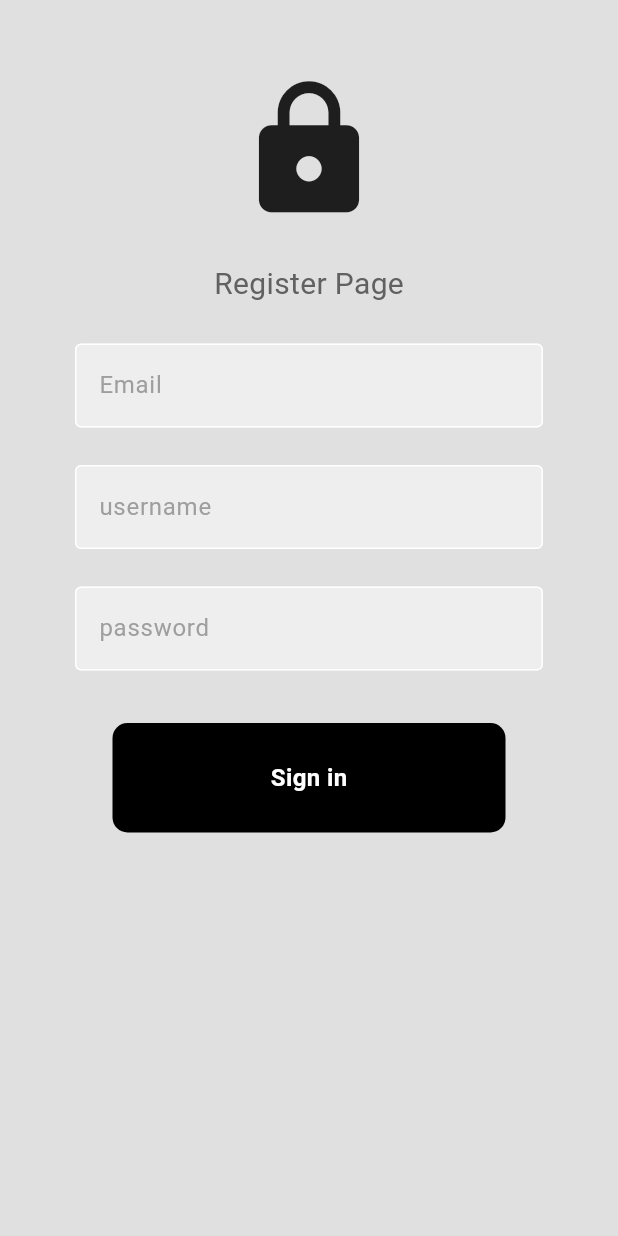
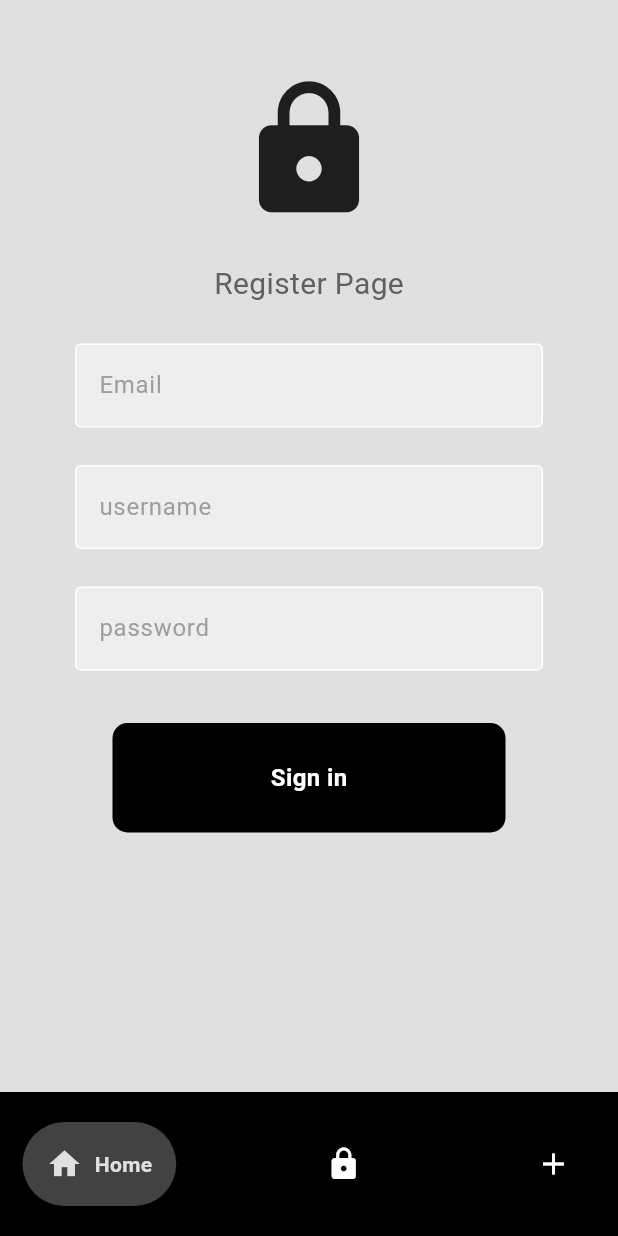
Before and after one commit to NicolasBadot/Internationnal-challenges, a Flutter app: the screen it shows after launch, on a phone screen of 412 x 824 dp. Run offline on Flutter 3.47's test engine with Material 3 defaults, Android fonts, the phone set to English and light mode, and no system bars; drawn by our look-alikes of google_nav_bar; our stand-ins replace percent_indicator.

Commit message:
New NavBar

```diff
--- /dev/null
+++ b/lib/Pages/homepage.dart
@@ -0,0 +1,69 @@
+import 'package:flutter/material.dart';
+import 'package:google_nav_bar/google_nav_bar.dart';
+import 'package:internationnalchallenges/Pages/lock.dart';
+import 'package:internationnalchallenges/Pages/login.dart';
+import 'package:internationnalchallenges/Pages/register.dart';
+
+class HomePage extends StatefulWidget {
+  HomePage({super.key});
+
+  // ignore: empty_constructor_bodies
+  @override
+  State<HomePage> createState() {
+    return _HomePageState();
+  }
+}
+
+class _HomePageState extends State<HomePage> {
+  int _selectedIndex = 0;
+
+  static List<Widget> _widgetOptions = <Widget>[
+    RegisterPage(),
+    LoginPage(),
+    LockPage(),
+  ];
+
+
+
+  @override
+  Widget build(BuildContext context) {
+    return Scaffold(
+      body: Center(
+        child: _widgetOptions.elementAt(_selectedIndex),
+      ),
+      bottomNavigationBar: Container(
+        color: Colors.black,
+        child: Padding(
+          padding: const EdgeInsets.symmetric(horizontal: 15.0, vertical: 20),
+          child: GNav(
+            backgroundColor: Colors.black,
+            color: Colors.white,
+            activeColor: Colors.grey[300],
+            tabBackgroundColor: Colors.grey.shade800,
+            gap: 8,
+            onTabChange: (index) {
+              setState(() {
+                _selectedIndex = index;
+              });
+            },
+            padding: const EdgeInsets.all(16),
+            tabs: const [
+              GButton(
+                icon: Icons.home,
+                text: 'Home',
+              ),
+              GButton(
+                icon: Icons.lock,
+                text: 'Locks',
+              ),
+              GButton(
+                icon: Icons.add,
+                text: 'New',
+              )
+            ],
+          ),
+        ),
+      ),
+    );
+  }
+}
--- a/lib/main.dart
+++ b/lib/main.dart
@@ -2,6 +2,7 @@ import 'package:flutter/material.dart';
 import 'pages/login.dart';
 import 'pages/lock.dart';
 import 'pages/register.dart';
+import 'pages/homepage.dart';
 
 void main() {
   runApp(const MyApp());
@@ -14,7 +15,7 @@ class MyApp extends StatelessWidget{
   Widget build(BuildContext context){
     return MaterialApp(
       debugShowCheckedModeBanner: false,
-      home: RegisterPage(),
+      home: HomePage(),
     );
   }
 }
--- a/pubspec.yaml
+++ b/pubspec.yaml
@@ -36,6 +36,7 @@ dependencies:
   # Use with the CupertinoIcons class for iOS style icons.
   cupertino_icons: ^1.0.6
   percent_indicator: ^3.4.0
+  google_nav_bar: ^5.0.6
 
 dev_dependencies:
   flutter_test:
```
Also changed, not shown: pubspec.lock.
